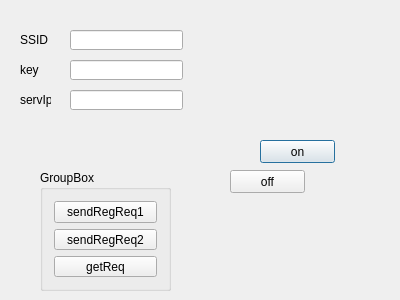
Before: the Qt Designer form dialog.ui in baradoid/polden-sonoff-desktop-ctrl, drawn with Qt 5.
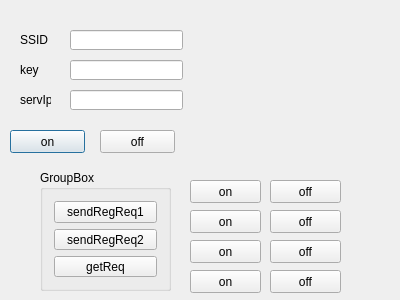
After: the same form once the commit is applied.

Commit message: 4ch работает

```diff
--- a/dialog.ui
+++ b/dialog.ui
@@ -16,8 +16,8 @@
   <widget class="QPushButton" name="pushButton">
    <property name="geometry">
     <rect>
-     <x>260</x>
-     <y>140</y>
+     <x>10</x>
+     <y>130</y>
      <width>75</width>
      <height>23</height>
     </rect>
@@ -29,8 +29,8 @@
   <widget class="QPushButton" name="pushButton_2">
    <property name="geometry">
     <rect>
-     <x>230</x>
-     <y>170</y>
+     <x>100</x>
+     <y>130</y>
      <width>75</width>
      <height>23</height>
     </rect>
@@ -144,6 +144,110 @@
     <string>servIp</string>
    </property>
   </widget>
+  <widget class="QPushButton" name="pushButtonReg1On">
+   <property name="geometry">
+    <rect>
+     <x>190</x>
+     <y>180</y>
+     <width>71</width>
+     <height>23</height>
+    </rect>
+   </property>
+   <property name="text">
+    <string>on</string>
+   </property>
+  </widget>
+  <widget class="QPushButton" name="pushButtonReg1Off">
+   <property name="geometry">
+    <rect>
+     <x>270</x>
+     <y>180</y>
+     <width>71</width>
+     <height>23</height>
+    </rect>
+   </property>
+   <property name="text">
+    <string>off</string>
+   </property>
+  </widget>
+  <widget class="QPushButton" name="pushButtonReg2On">
+   <property name="geometry">
+    <rect>
+     <x>190</x>
+     <y>210</y>
+     <width>71</width>
+     <height>23</height>
+    </rect>
+   </property>
+   <property name="text">
+    <string>on</string>
+   </property>
+  </widget>
+  <widget class="QPushButton" name="pushButtonReg2Off">
+   <property name="geometry">
+    <rect>
+     <x>270</x>
+     <y>210</y>
+     <width>71</width>
+     <height>23</height>
+    </rect>
+   </property>
+   <property name="text">
+    <string>off</string>
+   </property>
+  </widget>
+  <widget class="QPushButton" name="pushButtonReg3On">
+   <property name="geometry">
+    <rect>
+     <x>190</x>
+     <y>240</y>
+     <width>71</width>
+     <height>23</height>
+    </rect>
+   </property>
+   <property name="text">
+    <string>on</string>
+   </property>
+  </widget>
+  <widget class="QPushButton" name="pushButtonReg3Off">
+   <property name="geometry">
+    <rect>
+     <x>270</x>
+     <y>240</y>
+     <width>71</width>
+     <height>23</height>
+    </rect>
+   </property>
+   <property name="text">
+    <string>off</string>
+   </property>
+  </widget>
+  <widget class="QPushButton" name="pushButtonReg4On">
+   <property name="geometry">
+    <rect>
+     <x>190</x>
+     <y>270</y>
+     <width>71</width>
+     <height>23</height>
+    </rect>
+   </property>
+   <property name="text">
+    <string>on</string>
+   </property>
+  </widget>
+  <widget class="QPushButton" name="pushButtonReg4Off">
+   <property name="geometry">
+    <rect>
+     <x>270</x>
+     <y>270</y>
+     <width>71</width>
+     <height>23</height>
+    </rect>
+   </property>
+   <property name="text">
+    <string>off</string>
+   </property>
+  </widget>
  </widget>
  <layoutdefault spacing="6" margin="11"/>
  <resources/>
```
The commit also changes 2 other files.
